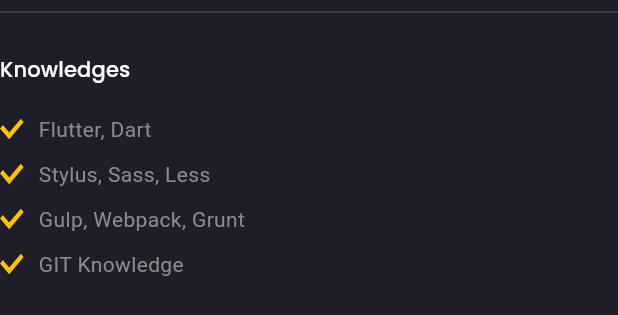
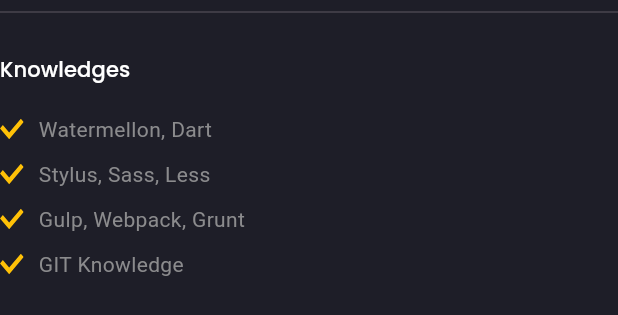
Before and after one commit to auggiebennett/thebennett, a Flutter app: the Knowledges widget shown alone on an empty page, opened directly, on a phone screen of 412 x 824 dp. Shown: the top 315 px of the screen. Run offline on Flutter 3.47's test engine with Material 3 defaults, Android fonts, the phone set to English and light mode, and no system bars; our stand-ins replace animated_text_kit, flutter_svg, google_fonts.

Commit message:
gh a deploy test

```diff
--- a/lib/screens/main/components/knowledges.dart
+++ b/lib/screens/main/components/knowledges.dart
@@ -21,7 +21,7 @@
             style: Theme.of(context).textTheme.titleSmall,
           ),
         ),
-        const KnowledgeText(text: "Flutter, Dart"),
+        const KnowledgeText(text: "Watermellon, Dart"),
         const KnowledgeText(text: "Stylus, Sass, Less"),
         const KnowledgeText(text: "Gulp, Webpack, Grunt"),
         const KnowledgeText(text: "GIT Knowledge"),
```
Also changed, not shown: 1 other file.
